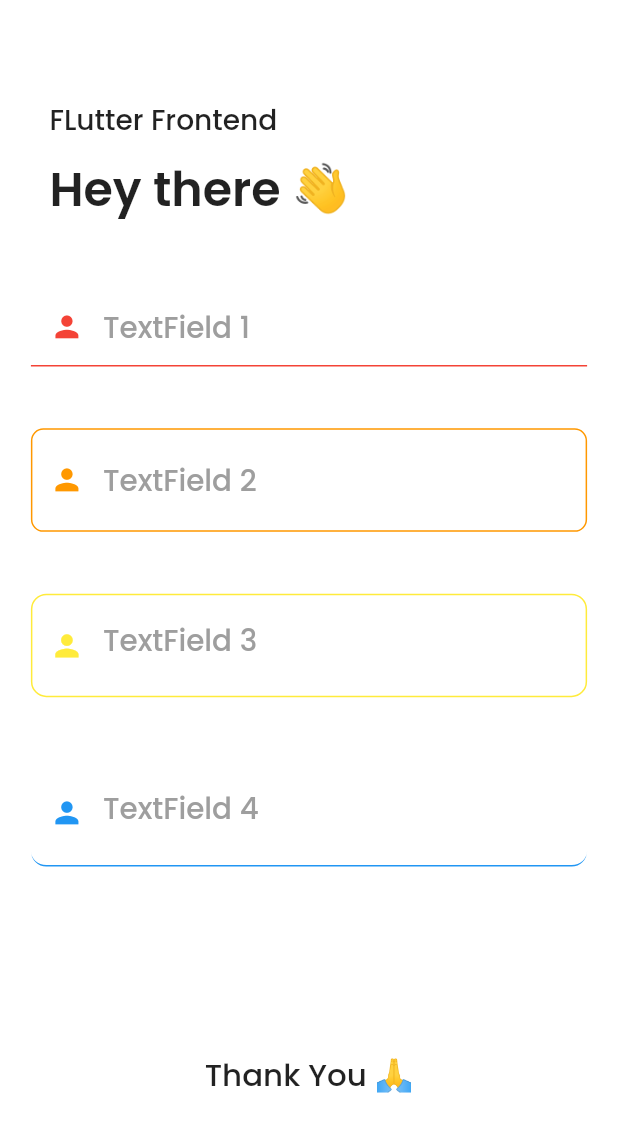
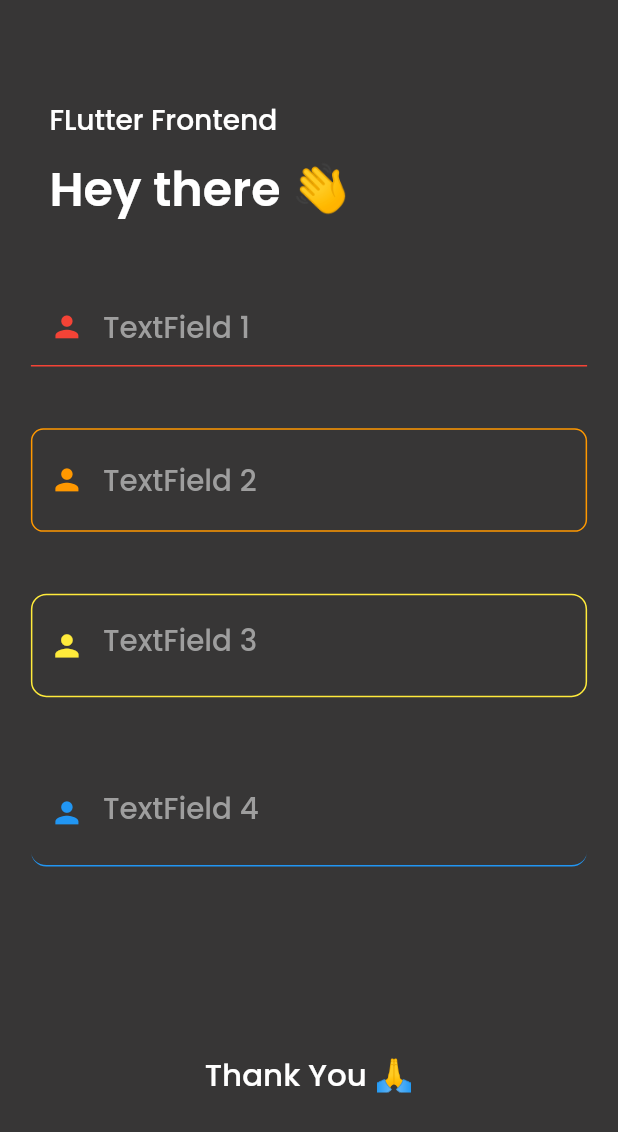
Before and after one commit to devbathani/FLUTTER-FRONTEND, a Flutter app: the screen it shows after launch, on a phone screen of 412 x 824 dp. Shown: the top 1132 px of the screen. Run offline on Flutter 3.47's test engine with Material 2 defaults, Android fonts, the phone set to English and light mode, and no system bars; our stand-ins replace get, google_fonts.

Commit message:
Ui changes

```diff
--- a/types_of_textfields/lib/ui/home_view.dart
+++ b/types_of_textfields/lib/ui/home_view.dart
@@ -15,7 +15,7 @@ class HomeView extends StatelessWidget {
   @override
   Widget build(BuildContext context) {
     return Scaffold(
-      backgroundColor: Colors.white,
+      backgroundColor: const Color.fromARGB(221, 24, 23, 23),
       body: SingleChildScrollView(
         child: Column(
           crossAxisAlignment: CrossAxisAlignment.start,
@@ -32,7 +32,7 @@ class HomeView extends StatelessWidget {
                     "FLutter Frontend",
                     style: GoogleFonts.poppins(
                       textStyle: TextStyle(
-                        color: Colors.black87,
+                        color: Colors.white,
                         fontSize: w / 22,
                         fontWeight: FontWeight.w500,
                       ),
@@ -45,7 +45,7 @@ class HomeView extends StatelessWidget {
                     "Hey there 👋",
                     style: GoogleFonts.poppins(
                       textStyle: TextStyle(
-                        color: Colors.black87,
+                        color: Colors.white,
                         fontSize: w / 13,
                         fontWeight: FontWeight.w600,
                       ),
@@ -90,7 +90,7 @@ class HomeView extends StatelessWidget {
                   "Thank You 🙏",
                   style: GoogleFonts.poppins(
                     textStyle: TextStyle(
-                      color: Colors.black87,
+                      color: Colors.white,
                       fontSize: w / 20,
                       fontWeight: FontWeight.w500,
                     ),
```
